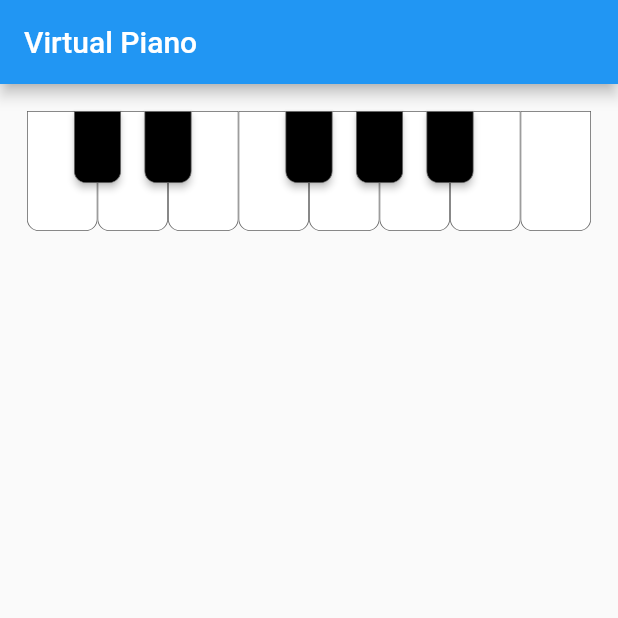
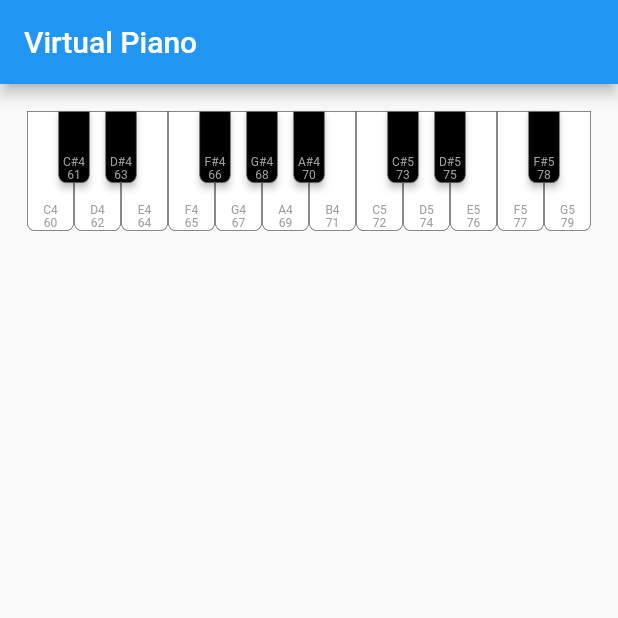
Before and after one commit to InvisibleWrench/flutter_virtual_piano, a Flutter app: the screen it shows after launch, on a phone screen of 412 x 824 dp, the top half of it. Run offline on Flutter 3.47's test engine with Material 2 defaults, Android fonts, the phone set to English and light mode, and no system bars.

```diff
--- a/example/lib/main.dart
+++ b/example/lib/main.dart
@@ -38,7 +38,8 @@ class _MyHomePageState extends State<MyHomePage> {
         child: SizedBox(
           height: 80,
           child: VirtualPiano(
-            noteRange: const RangeValues(60, 72),
+            noteRange: const RangeValues(61, 78),
+            // noteRange: const RangeValues(60, 90),
             highlightedNoteSets: const [
               // HighlightedNoteSet({44, 55, 77, 32}, Colors.green),
               // HighlightedNoteSet({34, 45, 67, 32}, Colors.blue)
@@ -53,6 +54,7 @@ class _MyHomePageState extends State<MyHomePage> {
               print("note slide $note pressed at $pos");
             },
             elevation: 0,
+            showKeyLabels: true,
           ),
         ),
       ),
--- a/lib/flutter_virtual_piano.dart
+++ b/lib/flutter_virtual_piano.dart
@@ -39,6 +39,9 @@ class VirtualPiano extends StatefulWidget {
   /// The blend between keys highlight color and base color
   final double keyHighlightColorBlend;
 
+  /// Show key labels on the keys
+  final bool showKeyLabels;
+
   const VirtualPiano({
     Key? key,
     required this.noteRange,
@@ -51,6 +54,7 @@ class VirtualPiano extends StatefulWidget {
     this.elevation = 2,
     this.borderWidth = 0.5,
     this.keyHighlightColorBlend = 0.8,
+    this.showKeyLabels = false,
   }) : super(key: key);
 
   @override
@@ -232,7 +236,7 @@ class _VirtualPianoState extends State<VirtualPiano> {
       var maxValue = widget.noteRange.end.clamp(0, 127);
 
       assert(minValue < maxValue);
-      var firstBlackKey = _blacks.indexOf(_blacks.firstWhere((value) => value > minValue));
+      var firstBlackKey = _blacks.indexOf(_blacks.firstWhere((value) => value >= minValue));
       var lastBlackKey = _blacks.lastIndexWhere((value) => value != 0 && value <= maxValue);
       var blackKeyCount = lastBlackKey - firstBlackKey + 1;
 
@@ -259,6 +263,7 @@ class _VirtualPianoState extends State<VirtualPiano> {
                 onNoteReleased: widget.onNoteReleased,
                 onNotePressSlide: widget.onNotePressSlide,
                 elevation: widget.elevation,
+                showKeyLabel: widget.showKeyLabels,
               );
             }),
           ),
@@ -281,6 +286,7 @@ class _VirtualPianoState extends State<VirtualPiano> {
                           onNotePressed: widget.onNotePressed,
                           onNoteReleased: widget.onNoteReleased,
                           onNotePressSlide: widget.onNotePressSlide,
+                    showKeyLabel: widget.showKeyLabels,
                         )
                       : SizedBox(
                           width: width,
@@ -344,8 +350,9 @@ class _PianoKey extends StatelessWidget {
               ? Align(
                   alignment: Alignment.bottomCenter,
                   child: Text(
-                    _midiToNoteValue(note),
-                    style: TextStyle(color: Colors.grey.shade700),
+                    "${_midiToNoteValue(note)}\n$note",
+                    textAlign: TextAlign.center,
+                    style: TextStyle(color: Colors.grey.shade500, fontSize: 8),
                   ))
               : null,
         ),
--- a/pubspec.yaml
+++ b/pubspec.yaml
@@ -1,6 +1,6 @@
 name: flutter_virtual_piano
 description: A package for rendering an interactive virtual piano with Flutter.
-version: 0.0.8
+version: 0.0.9
 homepage: https://www.invisiblewrench.com
 
 environment:
```
Also changed, not shown: example/pubspec.lock, 4 other files.
